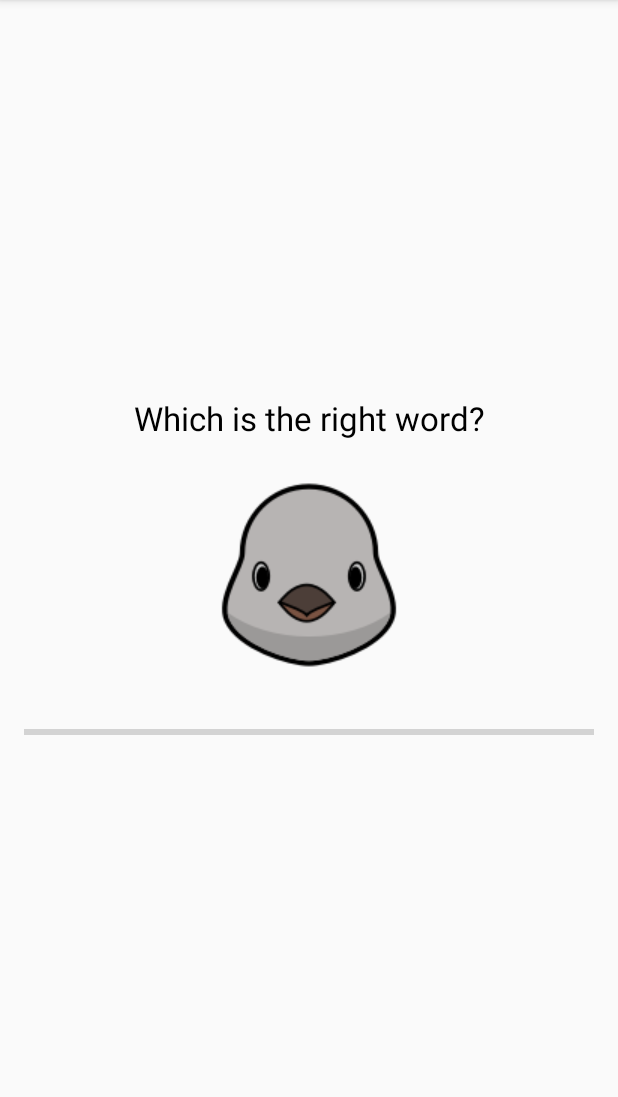
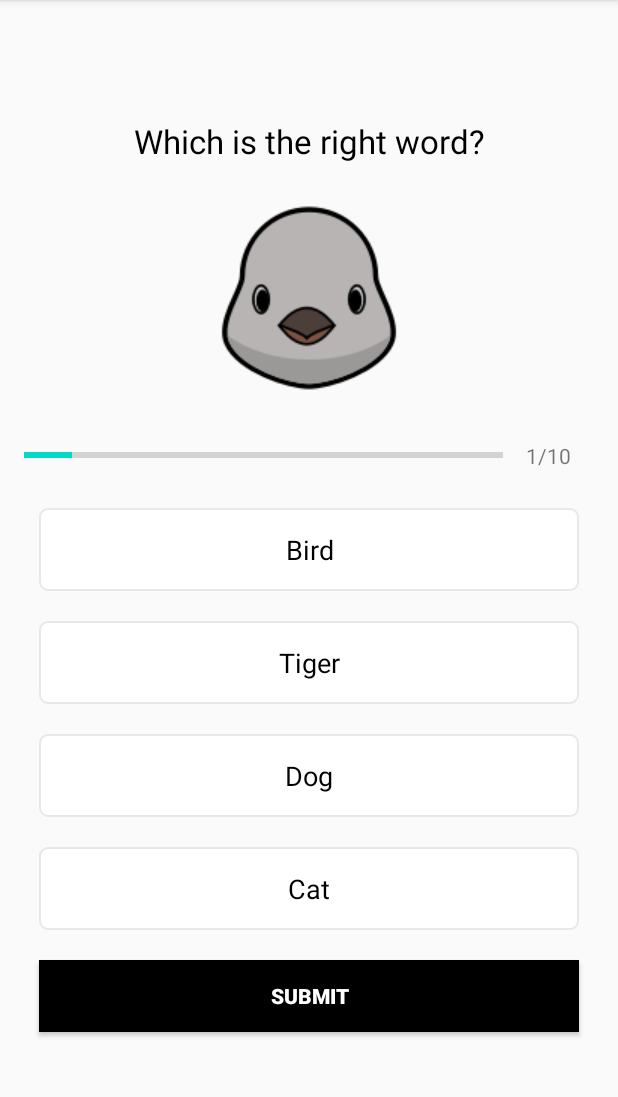
Before and after one commit to fatihhcan/EnglishQuizApp, an Android app: the QuizQuestionsActivity screen opened directly, with no data from a screen before it, on a phone screen of 412 x 824 dp, the part 84-1181 px from its top. Run offline under Robolectric (Android 15) with nearby library versions, the phone set to English and light mode, and no system bars.

Commit message:
image and progressbar - option updated

```diff
--- a/app/src/main/java/com/example/quizapp/QuizQuestionsActivity.kt
+++ b/app/src/main/java/com/example/quizapp/QuizQuestionsActivity.kt
@@ -3,6 +3,7 @@ package com.example.quizapp
 import androidx.appcompat.app.AppCompatActivity
 import android.os.Bundle
 import android.util.Log
+import kotlinx.android.synthetic.main.activity_quiz_questions.*
 
 class QuizQuestionsActivity : AppCompatActivity() {
     override fun onCreate(savedInstanceState: Bundle?) {
@@ -11,5 +12,19 @@ class QuizQuestionsActivity : AppCompatActivity() {
 
         val questionList = Constants.getQuestions()
         Log.i("Questions Size", "${questionList.size}")
+
+        val currentPosition = 1
+        val question: Question? = questionList[currentPosition -1]
+
+        progressBar.progress = currentPosition
+        textview_progress.text = "$currentPosition" + "/" + progressBar.max
+
+        textview_question.text = question!!.question
+        imageview_image.setImageResource(question.image)
+
+        textview_option_one.text = question.optionOne
+        textview_option_two.text = question.optionTwo
+        textview_option_three.text = question.optionThree
+        textview_option_four.text = question.optionFour
     }
 }
--- /dev/null
+++ b/app/src/main/res/drawable/default_border.xml
@@ -0,0 +1,11 @@
+<?xml version="1.0" encoding="utf-8"?>
+<shape xmlns:android="http://schemas.android.com/apk/res/android"
+    android:shape="rectangle">
+
+    <stroke
+        android:width="1dp"
+        android:color="#E8E8E8"/>
+    <solid android:color="@android:color/white"/>
+
+    <corners android:radius="5dp"/>
+</shape>
--- a/app/src/main/res/layout/activity_quiz_questions.xml
+++ b/app/src/main/res/layout/activity_quiz_questions.xml
@@ -50,8 +50,86 @@
                 android:progress="0"
                 android:indeterminate="false"
                 />
+            <TextView
+                android:id="@+id/textview_progress"
+                android:layout_width="wrap_content"
+                android:layout_height="wrap_content"
+                android:padding="15dp"
+                android:gravity="center"
+                android:textColorHint="@android:color/black"
+                android:textSize="14sp"
+                android:text="0/10"/>
 
         </LinearLayout>
 
+        <TextView
+            android:id="@+id/textview_option_one"
+            android:layout_width="match_parent"
+            android:layout_height="wrap_content"
+            android:layout_margin="10dp"
+            android:background="@drawable/default_border"
+            android:gravity="center"
+            android:padding="15dp"
+            android:textColor="@android:color/black"
+            android:textSize="18sp"
+            tools:text="Bird"/>
+
+        <TextView
+            android:id="@+id/textview_option_two"
+            android:layout_width="match_parent"
+            android:layout_height="wrap_content"
+            android:layout_marginTop="10dp"
+            android:layout_marginEnd="10dp"
+            android:layout_marginStart="10dp"
+            android:layout_marginBottom="10dp"
+            android:background="@drawable/default_border"
+            android:gravity="center"
+            android:padding="15dp"
+            android:textColor="@android:color/black"
+            android:textSize="18sp"
+            tools:text="Cat"/>
+
+        <TextView
+            android:id="@+id/textview_option_three"
+            android:layout_width="match_parent"
+            android:layout_height="wrap_content"
+            android:layout_marginStart="10dp"
+            android:layout_marginTop="10dp"
+            android:layout_marginEnd="10dp"
+            android:layout_marginBottom="10dp"
+            android:background="@drawable/default_border"
+            android:gravity="center"
+            android:padding="15dp"
+            android:textColor="@android:color/black"
+            android:textSize="18sp"
+            tools:text="Dog" />
+
+        <TextView
+            android:id="@+id/textview_option_four"
+            android:layout_width="match_parent"
+            android:layout_height="wrap_content"
+            android:layout_marginTop="10dp"
+            android:layout_marginEnd="10dp"
+            android:layout_marginStart="10dp"
+            android:layout_marginBottom="10dp"
+            android:background="@drawable/default_border"
+            android:gravity="center"
+            android:padding="15dp"
+            android:textColor="@android:color/black"
+            android:textSize="18sp"
+            tools:text="Cow"/>
+
+        <Button
+            android:id="@+id/button_submit"
+            android:layout_width="match_parent"
+            android:layout_height="wrap_content"
+            android:layout_margin="10dp"
+            android:background="@android:color/black"
+            android:text="SUBMIT"
+            android:textColor="@android:color/white"
+            android:textStyle="bold"
+            />
     </LinearLayout>
+
+
 </ScrollView>
```
